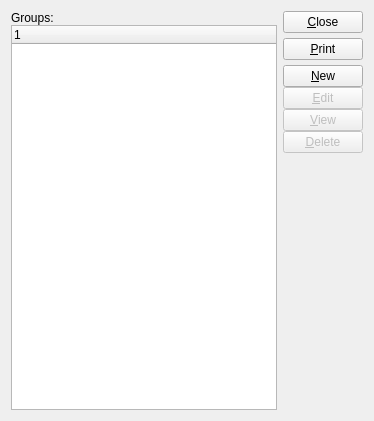
The window that guiclient/groups.ui (Pegasus-RPG/xtuple-client) describes before a commit, drawn with Qt 5.
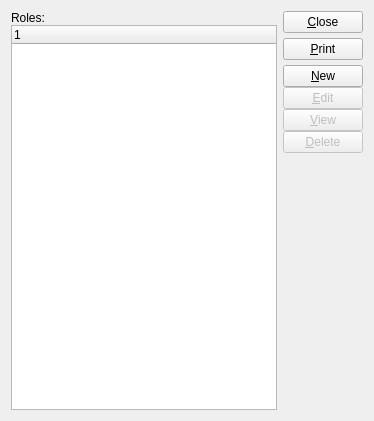
The same window after the commit. Custom widgets are drawn as their Qt base class.

Commit message: Issue #9726:relabel user group to role

Patch:
```diff
--- a/guiclient/groups.ui
+++ b/guiclient/groups.ui
@@ -32,7 +32,7 @@
       <item>
        <widget class="QLabel" name="_listLit" >
         <property name="text" >
-         <string>Groups:</string>
+         <string>Roles:</string>
         </property>
        </widget>
       </item>
```
Left out of the diff: 2 changed lines with no effect on the pictures. The commit also changes 4 other files.
